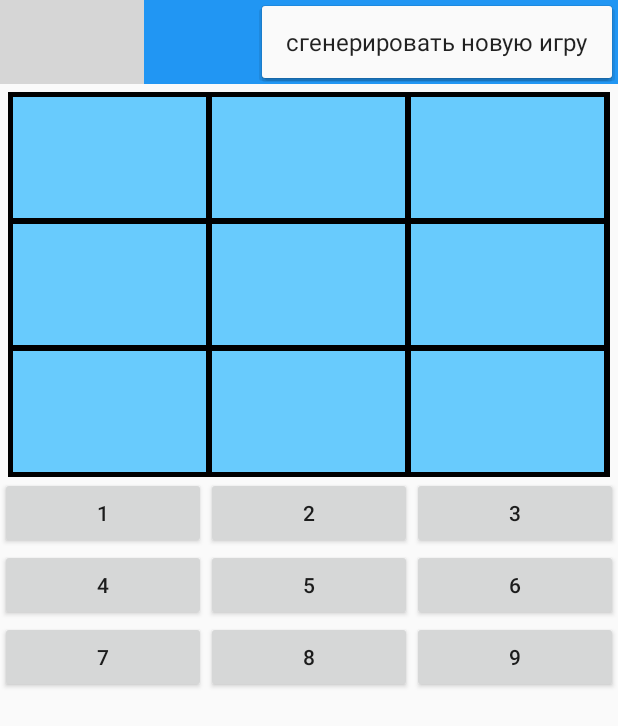
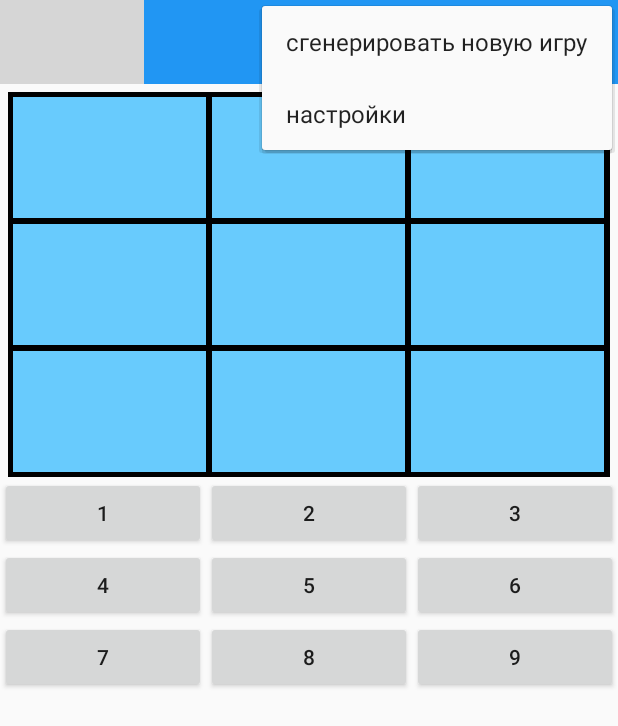
Before and after one commit to mihaHramov/sudocu, an Android app: the MainActivity screen opened directly, with no data from a screen before it, with the options menu open, on a phone screen of 412 x 824 dp. Shown: the top 726 px of the screen. Run offline under Robolectric (Android 15) with nearby library versions, the phone set to English and light mode, and no system bars; our stand-ins replace ButterKnife; libraries missing offline, so code that uses them is left out: com.squareup.otto; 7 statements that could not run were skipped; grey boxes are pictures that could not be loaded.

Commit message:
add "settings" to meny

```diff
--- a/app/src/main/res/menu/main.xml
+++ b/app/src/main/res/menu/main.xml
@@ -6,4 +6,9 @@
         android:orderInCategory="100"
         android:title="@string/reload_game"
         app:showAsAction="never" />
+    <item
+        android:id="@+id/open_setting"
+        android:orderInCategory="200"
+        android:title="@string/settings"
+        app:showAsAction="never"/>
 </menu>
```
